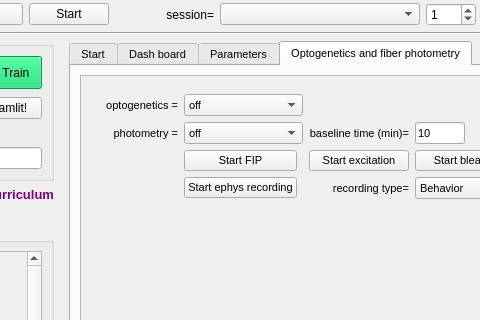
Old version of the form src/foraging_gui/ForagingGUI.ui in the repository AllenNeuralDynamics/dynamic-foraging-task; both pictures show x 269 to 749 and y 271 to 591 of the 960 by 725 pixel window.
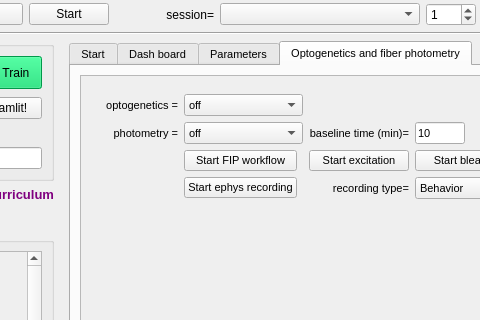
New version of the form. Icons and pictures are not drawn.

Commit message: ephys layout

```diff
--- a/src/foraging_gui/ForagingGUI.ui
+++ b/src/foraging_gui/ForagingGUI.ui
@@ -4675,7 +4675,7 @@
                          </sizepolicy>
                         </property>
                         <property name="text">
-                         <string>Start FIP</string>
+                         <string>Start FIP workflow</string>
                         </property>
                         <property name="checkable">
                          <bool>true</bool>
```
The commit also changes 1 other file.
